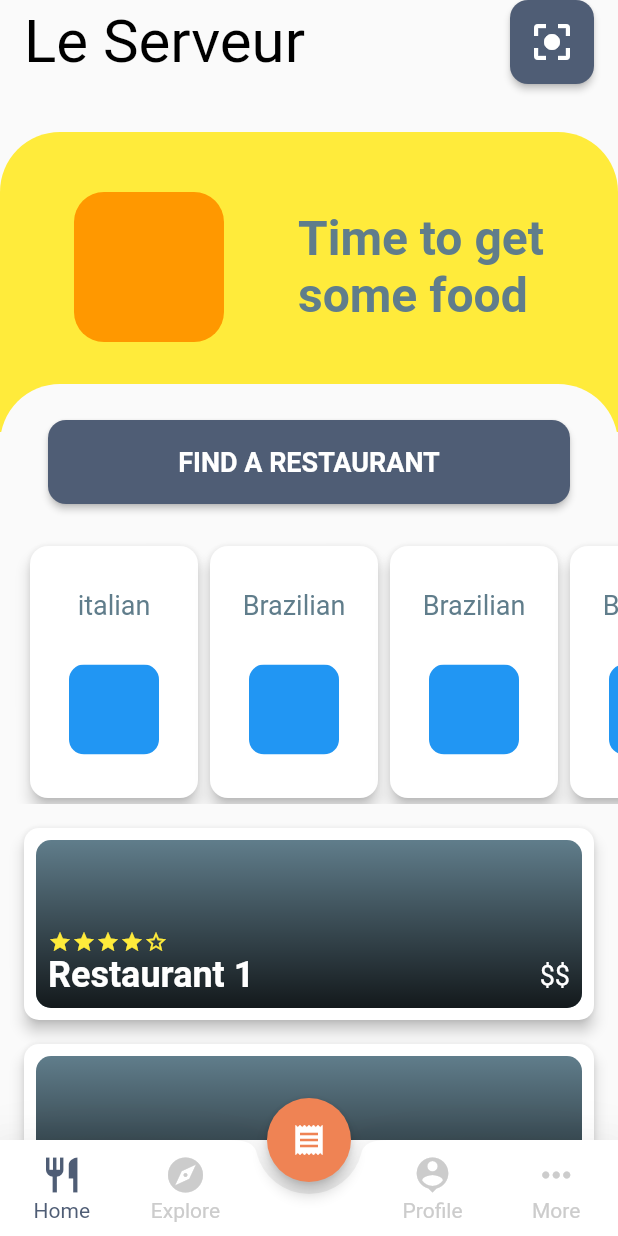
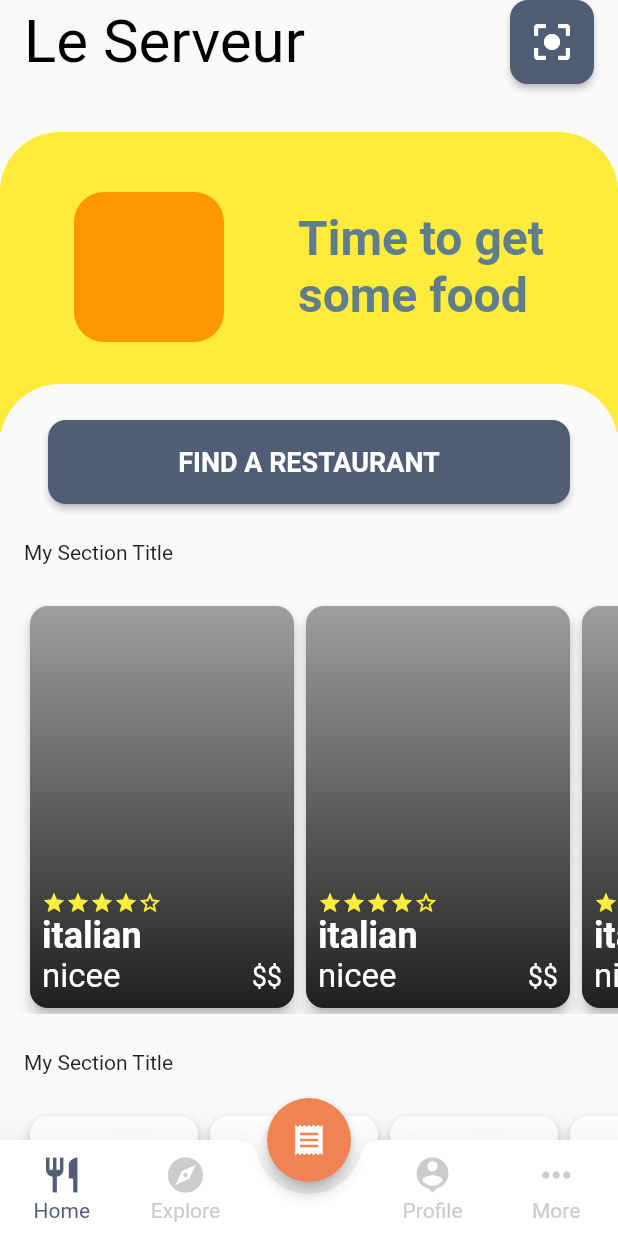
Before and after one commit to BelfDev/digital-restaurant-app, a Flutter app: the screen it shows after launch, on a phone screen of 412 x 824 dp. Run offline on Flutter 3.47's test engine with Material 2 defaults, Android fonts, the phone set to English and light mode, and no system bars; drawn by our look-alikes of smooth_star_rating; our stand-ins replace slider_button.

Commit message:
Organise HomeScreen carousels

```diff
--- a/lib/components/cards/featured_card.dart
+++ b/lib/components/cards/featured_card.dart
@@ -19,8 +19,11 @@ class LUFeaturedCard extends StatelessWidget {
   final String subtitle;
   final String priceRange;
 
-  const LUFeaturedCard(
-      {this.width = 184,
+  const LUFeaturedCard({
+    @required this.title,
+    @required this.subtitle,
+    @required this.priceRange,
+    this.width = 184,
     this.height = 232,
     this.onPressed,
     this.imageSrc,
@@ -29,9 +32,7 @@ class LUFeaturedCard extends StatelessWidget {
     this.padding = 8.0,
     this.rating,
     this.starColor = Colors.yellow,
-      @required this.title,
-      this.subtitle,
-      this.priceRange});
+  });
 
   @override
   Widget build(BuildContext context) {
--- a/lib/screens/home_screen.dart
+++ b/lib/screens/home_screen.dart
@@ -1,6 +1,7 @@
 import 'package:dr_app/components/buttons/icon_button.dart';
 import 'package:dr_app/components/buttons/solid_button.dart';
 import 'package:dr_app/components/cards/category_card.dart';
+import 'package:dr_app/components/cards/featured_card.dart';
 import 'package:dr_app/components/cards/outlet_card.dart';
 import 'package:dr_app/components/carousel.dart';
 import 'package:flutter/material.dart';
@@ -111,7 +112,67 @@ class _HomeScreenState extends State<HomeScreen> {
               color: Color(0xFF4F5D75),
               title: "Find a Restaurant",
               onPressed: () {}),
-          _buildFeaturedCarousel(),
+          _buildSection('Feature section', 300, <Widget>[
+            LUFeaturedCard(
+              title: 'italian',
+              subtitle: 'nicee',
+              onPressed: () {},
+              rating: 4,
+              priceRange: '\$\$',
+            ),
+            LUFeaturedCard(
+              title: 'italian',
+              subtitle: 'nicee',
+              onPressed: () {},
+              rating: 4,
+              priceRange: '\$\$',
+            ),
+            LUFeaturedCard(
+              title: 'italian',
+              subtitle: 'nicee',
+              onPressed: () {},
+              rating: 4,
+              priceRange: '\$\$',
+            ),
+            LUFeaturedCard(
+              title: 'italian',
+              subtitle: 'nicee',
+              onPressed: () {},
+              rating: 4,
+              priceRange: '\$\$',
+            ),
+            LUFeaturedCard(
+              title: 'italian',
+              subtitle: 'nicee',
+              onPressed: () {},
+              rating: 4,
+              priceRange: '\$\$',
+            ),
+            LUFeaturedCard(
+              title: 'italian',
+              subtitle: 'nicee',
+              onPressed: () {},
+              rating: 4,
+              priceRange: '\$\$',
+            ),
+          ]),
+          _buildSection('Category Section', 200, <Widget>[
+            LUCategoryCard(
+              title: 'italian',
+            ),
+            LUCategoryCard(
+              title: 'Brazilian',
+            ),
+            LUCategoryCard(
+              title: 'Brazilian',
+            ),
+            LUCategoryCard(
+              title: 'Brazilian',
+            ),
+            LUCategoryCard(
+              title: 'Brazilian',
+            ),
+          ]),
           ..._getCards(),
         ]),
       ));
@@ -128,25 +189,20 @@ class _HomeScreenState extends State<HomeScreen> {
           ))
       .toList();
 
-  Widget _buildFeaturedCarousel() => LUCarousel(
-        height: 200,
-        padding: EdgeInsets.only(left: 16, right: 16, top: 24),
+  Widget _buildSection(String name, double height, List<Widget> items) =>
+      Column(
+        mainAxisSize: MainAxisSize.min,
+        mainAxisAlignment: MainAxisAlignment.center,
+        crossAxisAlignment: CrossAxisAlignment.start,
         children: <Widget>[
-          LUCategoryCard(
-            title: 'italian',
+          Padding(
+            padding: const EdgeInsets.only(left: 16, top: 24),
+            child: Text('My Section Title'),
           ),
-          LUCategoryCard(
-            title: 'Brazilian',
-          ),
-          LUCategoryCard(
-            title: 'Brazilian',
-          ),
-          LUCategoryCard(
-            title: 'Brazilian',
-          ),
-          LUCategoryCard(
-            title: 'Brazilian',
-          ),
+          LUCarousel(
+              height: height,
+              padding: EdgeInsets.only(left: 16, right: 16, top: 24),
+              children: items)
         ],
       );
 }
```
Lines whose indentation alone changed are shown as unchanged.
